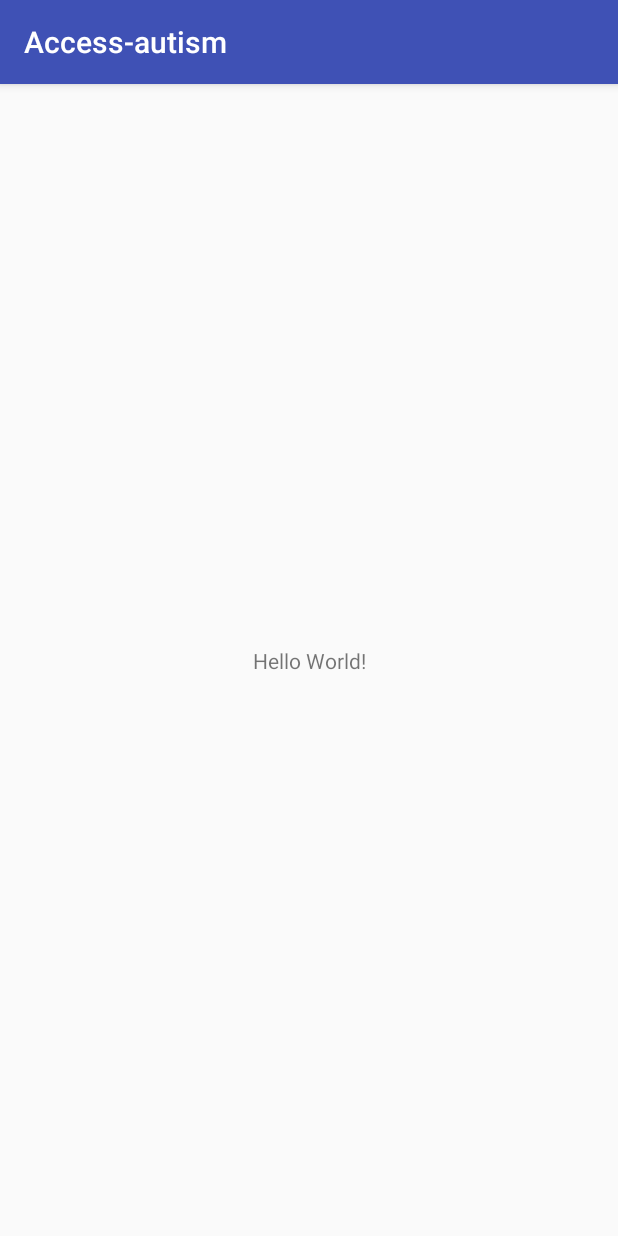
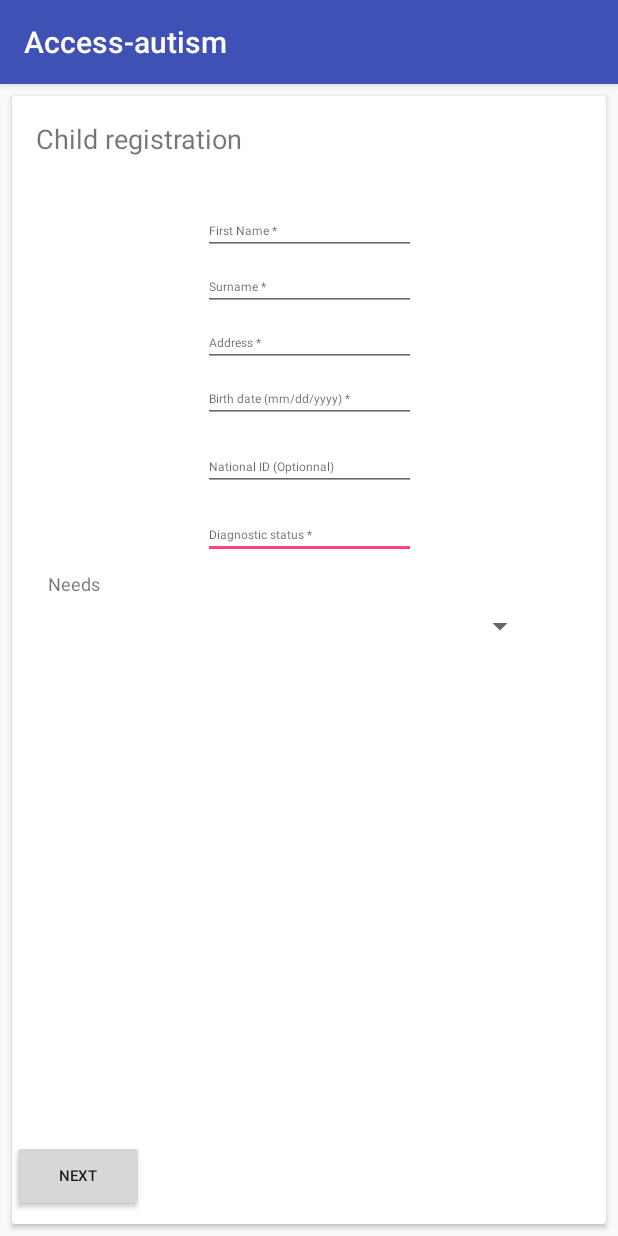
Before and after one commit to access-autism/android-client, an Android app: the screen it shows after launch (SignAppActivity before the commit, FamilyCaregiverSignUpFormActivity after it), on a phone screen of 412 x 824 dp. Run offline under Robolectric (Android 15) with nearby library versions, the light colour scheme and no system bars.

Commit message:
Specific sign up screens

```diff
--- a/app/build.gradle
+++ b/app/build.gradle
@@ -24,10 +24,11 @@
 
 dependencies {
     implementation fileTree(dir: 'libs', include: ['*.jar'])
-    implementation"org.jetbrains.kotlin:kotlin-stdlib-jre7:$kotlin_version"
+    implementation "org.jetbrains.kotlin:kotlin-stdlib-jre7:$kotlin_version"
     implementation 'com.android.support:appcompat-v7:26.1.0'
     implementation 'com.android.support.constraint:constraint-layout:1.0.2'
     testImplementation 'junit:junit:4.12'
     androidTestImplementation 'com.android.support.test:runner:1.0.1'
     androidTestImplementation 'com.android.support.test.espresso:espresso-core:3.0.1'
+    implementation 'com.android.support:cardview-v7:26.1.0'
 }
--- /dev/null
+++ b/app/src/main/java/com/example/chouaib/access_autism/FamilyCaregiverSignUpFormActivity.kt
@@ -0,0 +1,19 @@
+package com.example.chouaib.access_autism
+
+import android.content.Intent
+import android.support.v7.app.AppCompatActivity
+import android.os.Bundle
+import android.view.View
+
+class FamilyCaregiverSignUpFormActivity : AppCompatActivity() {
+
+    override fun onCreate(savedInstanceState: Bundle?) {
+        super.onCreate(savedInstanceState)
+        setContentView(R.layout.activity_family_caregiver_sign_up_form)
+    }
+
+    fun onClickNext(v: View){
+        val intent = Intent(this,FamilyCaregiverSignUpForm2Activity::class.java)
+        this.startActivity(intent)
+    }
+}
--- /dev/null
+++ b/app/src/main/res/layout/activity_family_caregiver_sign_up_form.xml
@@ -0,0 +1,165 @@
+<?xml version="1.0" encoding="utf-8"?>
+<android.support.constraint.ConstraintLayout xmlns:android="http://schemas.android.com/apk/res/android"
+    xmlns:app="http://schemas.android.com/apk/res-auto"
+    xmlns:tools="http://schemas.android.com/tools"
+    android:layout_width="match_parent"
+    android:layout_height="match_parent"
+    tools:context="com.example.chouaib.access_autism.FamilyCaregiverSignUpFormActivity">
+
+    <android.support.v7.widget.CardView
+        android:layout_width="0dp"
+        android:layout_height="0dp"
+        android:layout_marginBottom="8dp"
+        android:layout_marginEnd="8dp"
+        android:layout_marginStart="8dp"
+        android:layout_marginTop="8dp"
+        app:layout_constraintBottom_toBottomOf="parent"
+        app:layout_constraintEnd_toEndOf="parent"
+        app:layout_constraintHorizontal_bias="0.545"
+        app:layout_constraintStart_toStartOf="parent"
+        app:layout_constraintTop_toTopOf="parent"
+        app:layout_constraintVertical_bias="0.242">
+
+        <android.support.constraint.ConstraintLayout
+            android:layout_width="match_parent"
+            android:layout_height="match_parent">
+
+            <EditText
+                android:id="@+id/editText16"
+                android:layout_width="142dp"
+                android:layout_height="29dp"
+                android:layout_marginEnd="8dp"
+                android:layout_marginStart="8dp"
+                android:layout_marginTop="16dp"
+                android:ems="10"
+                android:hint="Diagnostic status *"
+                android:inputType="textPersonName"
+                android:textSize="8sp"
+                app:layout_constraintEnd_toEndOf="parent"
+                app:layout_constraintStart_toStartOf="parent"
+                app:layout_constraintTop_toBottomOf="@+id/editText15" />
+
+            <EditText
+                android:id="@+id/editText15"
+                android:layout_width="142dp"
+                android:layout_height="29dp"
+                android:layout_marginEnd="8dp"
+                android:layout_marginStart="8dp"
+                android:layout_marginTop="16dp"
+                android:ems="10"
+                android:hint="National ID (Optionnal)"
+                android:inputType="textPersonName"
+                android:textSize="8sp"
+                app:layout_constraintEnd_toEndOf="parent"
+                app:layout_constraintStart_toStartOf="parent"
+                app:layout_constraintTop_toBottomOf="@+id/editText20" />
+
+            <EditText
+                android:id="@+id/editText13"
+                android:layout_width="142dp"
+                android:layout_height="29dp"
+                android:layout_marginEnd="8dp"
+                android:layout_marginStart="8dp"
+                android:layout_marginTop="8dp"
+                android:ems="10"
+                android:hint="Surname *"
+                android:inputType="textPersonName"
+                android:textSize="8sp"
+                app:layout_constraintEnd_toEndOf="parent"
+                app:layout_constraintStart_toStartOf="parent"
+                app:layout_constraintTop_toBottomOf="@+id/editText2" />
+
+            <TextView
+                android:id="@+id/textView"
+                android:layout_width="wrap_content"
+                android:layout_height="wrap_content"
+                android:layout_marginStart="16dp"
+                android:layout_marginTop="16dp"
+                android:text="@string/child_registration_sign_up_title"
+                android:textSize="18sp"
+                app:layout_constraintStart_toStartOf="parent"
+                app:layout_constraintTop_toTopOf="parent" />
+
+            <EditText
+                android:id="@+id/editText2"
+                android:layout_width="142dp"
+                android:layout_height="29dp"
+                android:layout_marginEnd="8dp"
+                android:layout_marginStart="8dp"
+                android:layout_marginTop="36dp"
+                android:ems="10"
+                android:hint="First Name *"
+                android:inputType="textPersonName"
+                android:textSize="8sp"
+                app:layout_constraintEnd_toEndOf="parent"
+                app:layout_constraintStart_toStartOf="parent"
+                app:layout_constraintTop_toBottomOf="@+id/textView" />
+
+            <Spinner
+                android:id="@+id/spinner2"
+                android:layout_width="341dp"
+                android:layout_height="wrap_content"
+                android:layout_marginEnd="8dp"
+                android:layout_marginStart="8dp"
+                android:layout_marginTop="8dp"
+                app:layout_constraintEnd_toEndOf="parent"
+                app:layout_constraintHorizontal_bias="0.0"
+                app:layout_constraintStart_toStartOf="parent"
+                app:layout_constraintTop_toBottomOf="@+id/textView3" />
+
+            <Button
+                android:id="@+id/button"
+                android:layout_width="wrap_content"
+                android:layout_height="wrap_content"
+                android:layout_marginBottom="8dp"
+                android:onClick="onClickNext"
+                android:text="Next"
+                android:textSize="10sp"
+                app:layout_constraintBottom_toBottomOf="parent"
+                tools:layout_editor_absoluteX="141dp" />
+
+            <EditText
+                android:id="@+id/editText19"
+                android:layout_width="142dp"
+                android:layout_height="29dp"
+                android:layout_marginEnd="8dp"
+                android:layout_marginStart="8dp"
+                android:layout_marginTop="8dp"
+                android:ems="10"
+                android:hint="Address *"
+                android:inputType="textPostalAddress"
+                android:textSize="8sp"
+                app:layout_constraintEnd_toEndOf="parent"
+                app:layout_constraintStart_toStartOf="parent"
+                app:layout_constraintTop_toBottomOf="@+id/editText13" />
+
+            <EditText
+                android:id="@+id/editText20"
+                android:layout_width="142dp"
+                android:layout_height="29dp"
+                android:layout_marginEnd="8dp"
+                android:layout_marginStart="8dp"
+                android:layout_marginTop="8dp"
+                android:ems="10"
+                android:hint="Birth date (mm/dd/yyyy) *"
+                android:inputType="date"
+                android:textSize="8sp"
+                app:layout_constraintEnd_toEndOf="parent"
+                app:layout_constraintStart_toStartOf="parent"
+                app:layout_constraintTop_toBottomOf="@+id/editText19" />
+
+            <TextView
+                android:id="@+id/textView3"
+                android:layout_width="wrap_content"
+                android:layout_height="wrap_content"
+                android:layout_marginStart="24dp"
+                android:layout_marginTop="8dp"
+                android:text="Needs"
+                android:textSize="12sp"
+                app:layout_constraintStart_toStartOf="parent"
+                app:layout_constraintTop_toBottomOf="@+id/editText16" />
+
+        </android.support.constraint.ConstraintLayout>
+    </android.support.v7.widget.CardView>
+
+</android.support.constraint.ConstraintLayout>
--- a/app/src/main/res/values/strings.xml
+++ b/app/src/main/res/values/strings.xml
@@ -1,3 +1,4 @@
 <resources>
     <string name="app_name">Access-autism</string>
+    <string name="child_registration_sign_up_title">Child registration</string>
 </resources>
```
Also changed, not shown: app/src/main/AndroidManifest.xml (+11 -1 lines), app/src/main/java/com/example/chouaib/access_autism/FamilyCaregiverSignUpForm2Activity.kt (added, +19 -0 lines), app/src/main/java/com/example/chouaib/access_autism/FamilyCaregiverSignUpForm3Activity.kt (added, +12 -0 lines), app/src/main/java/com/example/chouaib/access_autism/ProviderSignUpFormActivity.kt (added, +12 -0 lines), app/src/main/res/layout/activity_family_caregiver_sign_up_form2.xml (added, +60 -0 lines), app/src/main/res/layout/activity_family_caregiver_sign_up_form3.xml (added, +95 -0 lines), app/src/main/res/layout/activity_provider_sign_up_form.xml (added, +90 -0 lines), app/src/main/res/values/colors.xml (+7 -0 lines).
